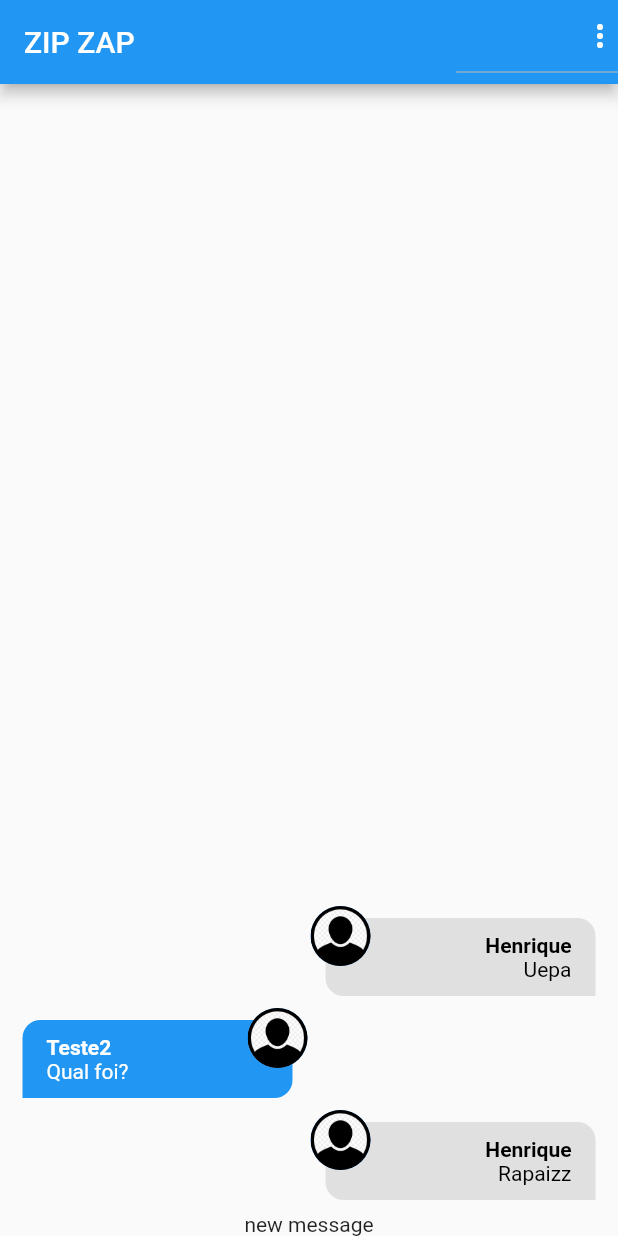
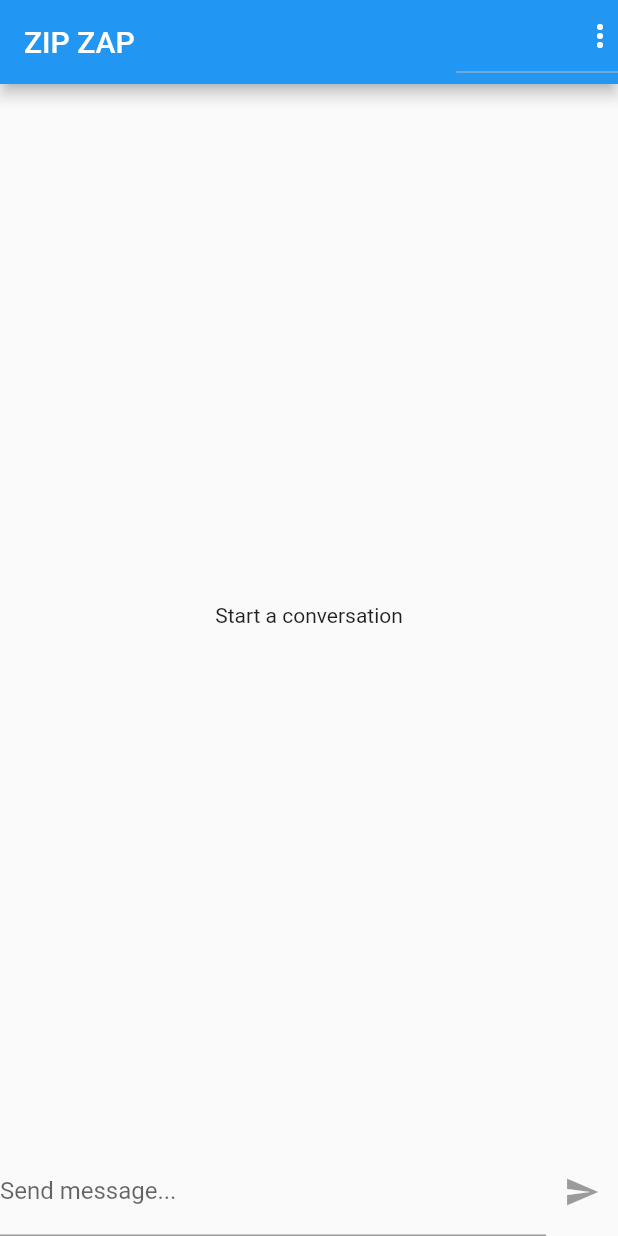
Before and after one commit to HenriqueCisi/project_chat, a Flutter app: the screen it shows after launch, on a phone screen of 412 x 824 dp. Run offline on Flutter 3.47's test engine with Material 2 defaults, Android fonts, the phone set to English and light mode, and no system bars; our stand-ins replace image_picker; accounts and stored records are empty.

Commit message:
adds new message widget

```diff
--- a/lib/components/new_message.dart
+++ b/lib/components/new_message.dart
@@ -1,12 +1,49 @@
 import 'package:flutter/material.dart';
+import 'package:project_chat/core/services/auth/auth_service.dart';
+import 'package:project_chat/core/services/chat/chat_service.dart';
 
-class NewMessage extends StatelessWidget {
+class NewMessage extends StatefulWidget {
   const NewMessage({super.key});
 
   @override
+  State<NewMessage> createState() => _NewMessageState();
+}
+
+class _NewMessageState extends State<NewMessage> {
+  String _message = '';
+  final _messageController = TextEditingController();
+
+  Future<void> _sendMessage() async {
+    final user = AuthService().currentUser;
+
+    if (user != null) {
+      await ChatService().save(_message, user);
+      _messageController.clear();
+    }
+  }
+
+  @override
   Widget build(BuildContext context) {
-    return Center(
-      child: Text('new message'),
+    return Row(
+      children: [
+        Expanded(
+          child: TextField(
+            controller: _messageController,
+            decoration: const InputDecoration(labelText: 'Send message...'),
+            onChanged: (newMessage) => setState(() {
+              _message = newMessage;
+            }),
+            onSubmitted: (_){
+              if(_message.trim().isNotEmpty){
+                _sendMessage();
+              }
+            },
+          ),
+        ),
+        IconButton(
+            onPressed: _message.trim().isEmpty ? null : _sendMessage,
+            icon: const Icon(Icons.send))
+      ],
     );
   }
 }
--- a/lib/core/services/chat/chat_mock_service.dart
+++ b/lib/core/services/chat/chat_mock_service.dart
@@ -7,27 +7,27 @@ import 'package:project_chat/core/services/chat/chat_service.dart';
 
 class ChatMockService implements ChatService {
   static final List<ChatMessage> _msgs = [
-    ChatMessage(
-        id: '1',
-        text: 'Rapaizz',
-        createdAt: DateTime.now(),
-        userId: '100',
-        userName: 'Henrique',
-        userImageURL: 'assets/images/avatar.png'),
-    ChatMessage(
-        id: '2',
-        text: 'Qual foi?',
-        createdAt: DateTime.now(),
-        userId: '101',
-        userName: 'Teste2',
-        userImageURL: 'assets/images/avatar.png'),
-    ChatMessage(
-        id: '3',
-        text: 'Uepa',
-        createdAt: DateTime.now(),
-        userId: '100',
-        userName: 'Henrique',
-        userImageURL: 'assets/images/avatar.png'),
+    // ChatMessage(
+    //     id: '1',
+    //     text: 'Rapaizz',
+    //     createdAt: DateTime.now(),
+    //     userId: '100',
+    //     userName: 'Henrique',
+    //     userImageURL: 'assets/images/avatar.png'),
+    // ChatMessage(
+    //     id: '2',
+    //     text: 'Qual foi?',
+    //     createdAt: DateTime.now(),
+    //     userId: '101',
+    //     userName: 'Teste2',
+    //     userImageURL: 'assets/images/avatar.png'),
+    // ChatMessage(
+    //     id: '3',
+    //     text: 'Uepa',
+    //     createdAt: DateTime.now(),
+    //     userId: '100',
+    //     userName: 'Henrique',
+    //     userImageURL: 'assets/images/avatar.png'),
   ];
 
   static MultiStreamController<List<ChatMessage>>? _controller;
@@ -53,7 +53,7 @@ class ChatMockService implements ChatService {
 
     _msgs.add(newMessage);
 
-    _controller?.add(_msgs);
+    _controller?.add(_msgs.reversed.toList());
 
     return newMessage;
   }
```
